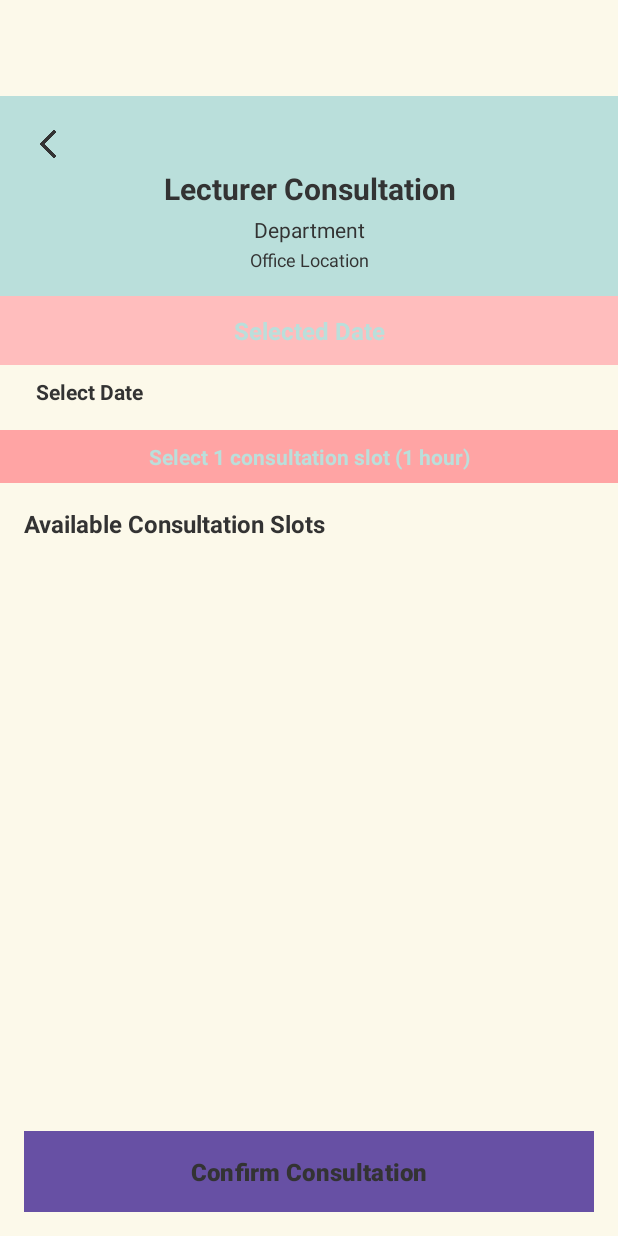
After one commit to boslqx/SmartQueue, an Android app: the LecturerTimeSlotActivity screen opened directly, with no data from a screen before it, on a phone screen of 412 x 824 dp. The commit adds this screen. Run offline under Robolectric (Android 15) with nearby library versions, the phone set to English and light mode, and no system bars; our stand-ins replace Firebase (no records; nobody signed in at launch, a user with empty details on screens opened directly); 1 statement that could not run was skipped.

Commit message:
implemented lecturer consulation with specific schedule

```diff
--- a/app/src/main/AndroidManifest.xml
+++ b/app/src/main/AndroidManifest.xml
@@ -30,6 +30,7 @@
         <activity android:name=".PaymentActivity" android:exported="false" />
         <activity android:name=".PaymentSuccessActivity" android:exported="false" />
         <activity android:name=".BookingDetailsActivity" android:exported="false" />
+        <activity android:name=".LecturerTimeSlotActivity" android:exported="false" />
 
         <!-- Main launcher activity -->
         <activity
--- /dev/null
+++ b/app/src/main/res/layout/lecturer_time_slot_activity.xml
@@ -0,0 +1,149 @@
+<?xml version="1.0" encoding="utf-8"?>
+<LinearLayout xmlns:android="http://schemas.android.com/apk/res/android"
+    xmlns:app="http://schemas.android.com/apk/res-auto"
+    android:layout_width="match_parent"
+    android:layout_height="match_parent"
+    android:orientation="vertical"
+    android:background="@color/background"
+    android:paddingTop="?attr/actionBarSize">
+
+    <!-- Header -->
+    <LinearLayout
+        android:layout_width="match_parent"
+        android:layout_height="wrap_content"
+        android:orientation="vertical"
+        android:padding="16dp"
+        android:background="@color/primary">
+
+        <ImageView
+            android:id="@+id/btnBack"
+            android:layout_width="32dp"
+            android:layout_height="32dp"
+            android:src="@drawable/ic_back"
+            android:contentDescription="@string/back"
+            android:clickable="true"
+            android:focusable="true"
+            app:tint="@color/text_dark" />
+
+        <TextView
+            android:id="@+id/tvLecturerName"
+            android:layout_width="match_parent"
+            android:layout_height="wrap_content"
+            android:text="Lecturer Consultation"
+            android:textSize="20sp"
+            android:textStyle="bold"
+            android:textColor="@color/text_dark"
+            android:gravity="center" />
+
+        <TextView
+            android:id="@+id/tvDepartment"
+            android:layout_width="match_parent"
+            android:layout_height="wrap_content"
+            android:text="Department"
+            android:textSize="14sp"
+            android:textColor="@color/text_dark"
+            android:gravity="center"
+            android:layout_marginTop="4dp" />
+
+        <TextView
+            android:id="@+id/tvOfficeLocation"
+            android:layout_width="match_parent"
+            android:layout_height="wrap_content"
+            android:text="Office Location"
+            android:textSize="12sp"
+            android:textColor="@color/text_dark"
+            android:gravity="center"
+            android:layout_marginTop="2dp" />
+
+    </LinearLayout>
+
+    <!-- Selected Date Display -->
+    <TextView
+        android:id="@+id/tvSelectedDate"
+        android:layout_width="match_parent"
+        android:layout_height="wrap_content"
+        android:text="Selected Date"
+        android:textSize="16sp"
+        android:textStyle="bold"
+        android:textColor="@color/primary"
+        android:gravity="center"
+        android:padding="12dp"
+        android:background="@color/accent_light" />
+
+    <!-- Date Selection Horizontal List -->
+    <LinearLayout
+        android:layout_width="match_parent"
+        android:layout_height="wrap_content"
+        android:orientation="vertical"
+        android:padding="8dp"
+        android:background="@color/background">
+
+        <TextView
+            android:layout_width="match_parent"
+            android:layout_height="wrap_content"
+            android:text="Select Date"
+            android:textSize="14sp"
+            android:textStyle="bold"
+            android:textColor="@color/text_dark"
+            android:layout_marginBottom="8dp"
+            android:paddingStart="16dp" />
+
+        <androidx.recyclerview.widget.RecyclerView
+            android:id="@+id/rvDates"
+            android:layout_width="match_parent"
+            android:layout_height="wrap_content" />
+
+    </LinearLayout>
+
+    <!-- Duration Indicator -->
+    <TextView
+        android:id="@+id/tvSelectedDuration"
+        android:layout_width="match_parent"
+        android:layout_height="wrap_content"
+        android:text="Select 1 consultation slot (1 hour)"
+        android:textSize="14sp"
+        android:textStyle="bold"
+        android:textColor="@color/primary"
+        android:gravity="center"
+        android:padding="8dp"
+        android:background="@color/accent" />
+
+    <!-- Time Slots -->
+    <LinearLayout
+        android:layout_width="match_parent"
+        android:layout_height="0dp"
+        android:layout_weight="1"
+        android:orientation="vertical"
+        android:padding="16dp"
+        android:background="@color/background">
+
+        <TextView
+            android:layout_width="match_parent"
+            android:layout_height="wrap_content"
+            android:text="Available Consultation Slots"
+            android:textSize="16sp"
+            android:textStyle="bold"
+            android:textColor="@color/text_dark"
+            android:layout_marginBottom="12dp" />
+
+        <androidx.recyclerview.widget.RecyclerView
+            android:id="@+id/rvTimeSlots"
+            android:layout_width="match_parent"
+            android:layout_height="match_parent" />
+
+    </LinearLayout>
+
+    <!-- Confirm Button -->
+    <Button
+        android:id="@+id/btnConfirmBooking"
+        android:layout_width="match_parent"
+        android:layout_height="wrap_content"
+        android:text="Confirm Consultation"
+        android:textSize="16sp"
+        android:textStyle="bold"
+        android:background="@color/primary"
+        android:textColor="@color/text_dark"
+        android:layout_margin="16dp"
+        android:padding="12dp" />
+
+</LinearLayout>
```
Also changed, not shown: app/src/main/java/com/example/smartqueue/ConfirmBookingActivity.java (+53 -36 lines), app/src/main/java/com/example/smartqueue/LecturerModel.java (+77 -29 lines), app/src/main/java/com/example/smartqueue/LecturerTimeSlotActivity.java (added, +363 -0 lines), app/src/main/java/com/example/smartqueue/SelectSlotActivity.java (+9 -1 lines).
